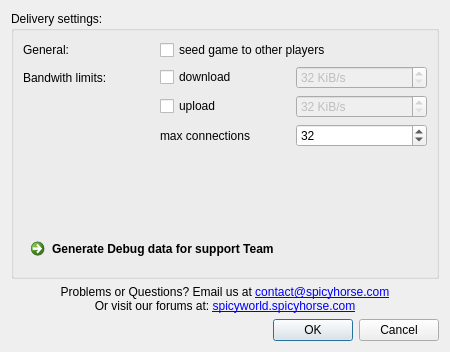
First picture: the form in settingsdialog.ui, repository SpicyHorse/launcher, before the edit.
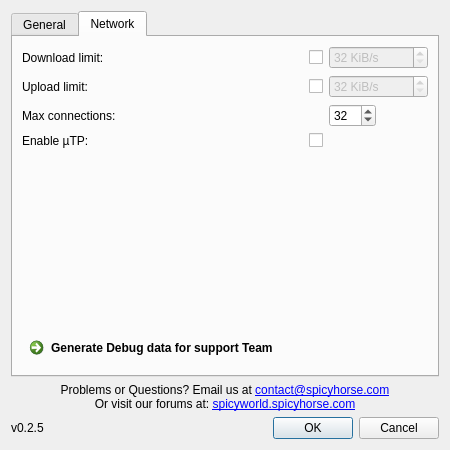
Second picture: the form after the edit. The open tabs and pages were chosen to show the change. Icons and pictures are not drawn.

Commit message: cleanup, new settings and settings dialog, ability to move game data, proper bt session shutdown, per game settings

What changed in the file:
```diff
--- a/settingsdialog.ui
+++ b/settingsdialog.ui
@@ -10,7 +10,7 @@
     <x>0</x>
     <y>0</y>
     <width>450</width>
-    <height>352</height>
+    <height>450</height>
    </rect>
   </property>
   <property name="sizePolicy">
@@ -22,128 +22,18 @@
   <property name="windowTitle">
    <string>Launcher Settings</string>
   </property>
-  <layout class="QVBoxLayout" name="verticalLayout">
-   <item>
-    <widget class="QGroupBox" name="deliveryGroupBox">
-     <property name="title">
-      <string>Delivery settings:</string>
+  <layout class="QGridLayout" name="gridLayout_3">
+   <item row="2" column="1">
+    <widget class="QDialogButtonBox" name="buttonBox">
+     <property name="orientation">
+      <enum>Qt::Horizontal</enum>
      </property>
-     <layout class="QGridLayout" name="gridLayout_2">
-      <item row="1" column="1">
-       <widget class="QLabel" name="bandwithLabel">
-        <property name="text">
-         <string>Bandwith limits:</string>
-        </property>
-       </widget>
-      </item>
-      <item row="2" column="3">
-       <widget class="QSpinBox" name="uploadSpin">
-        <property name="enabled">
-         <bool>false</bool>
-        </property>
-        <property name="suffix">
-         <string> KiB/s</string>
-        </property>
-        <property name="minimum">
-         <number>32</number>
-        </property>
-        <property name="maximum">
-         <number>1000000</number>
-        </property>
-       </widget>
-      </item>
-      <item row="2" column="2">
-       <widget class="QCheckBox" name="uploadCheckBox">
-        <property name="text">
-         <string>upload</string>
-        </property>
-       </widget>
-      </item>
-      <item row="1" column="2">
-       <widget class="QCheckBox" name="downloadCheckBox">
-        <property name="text">
-         <string>download</string>
-        </property>
-       </widget>
-      </item>
-      <item row="1" column="3">
-       <widget class="QSpinBox" name="downloadSpin">
-        <property name="enabled">
-         <bool>false</bool>
-        </property>
-        <property name="suffix">
-         <string> KiB/s</string>
-        </property>
-        <property name="minimum">
-         <number>32</number>
-        </property>
-        <property name="maximum">
-         <number>1000000</number>
-        </property>
-       </widget>
-      </item>
-      <item row="5" column="2">
-       <spacer name="verticalSpacer">
-        <property name="orientation">
-         <enum>Qt::Vertical</enum>
-        </property>
-        <property name="sizeHint" stdset="0">
-         <size>
-          <width>20</width>
-          <height>40</height>
-         </size>
-        </property>
-       </spacer>
-      </item>
-      <item row="0" column="1">
-       <widget class="QLabel" name="generalLabel">
-        <property name="text">
-         <string>General:</string>
-        </property>
-       </widget>
-      </item>
-      <item row="0" column="2" colspan="2">
-       <widget class="QCheckBox" name="seedCheckBox">
-        <property name="text">
-         <string>seed game to other players</string>
-        </property>
-       </widget>
-      </item>
-      <item row="6" column="1" colspan="3">
-       <widget class="QCommandLinkButton" name="debugLinkButton">
-        <property name="text">
-         <string>Generate Debug data for support Team</string>
-        </property>
-        <property name="icon">
-         <iconset resource="assets.qrc">
-          <normaloff>:/images/attention.png</normaloff>:/images/attention.png</iconset>
-        </property>
-       </widget>
-      </item>
-      <item row="3" column="3">
-       <widget class="QSpinBox" name="connectionsSpin">
-        <property name="minimum">
-         <number>8</number>
-        </property>
-        <property name="maximum">
-         <number>256</number>
-        </property>
-        <property name="value">
-         <number>32</number>
-        </property>
-       </widget>
-      </item>
-      <item row="3" column="2">
-       <widget class="QLabel" name="bandwithLabel_2">
-        <property name="text">
-         <string>max connections</string>
-        </property>
-       </widget>
-      </item>
-     </layout>
+     <property name="standardButtons">
+      <set>QDialogButtonBox::Cancel|QDialogButtonBox::Ok</set>
+     </property>
     </widget>
    </item>
-   <item>
+   <item row="1" column="0" colspan="2">
     <widget class="QLabel" name="supportLabel">
      <property name="text">
       <string>&lt;html&gt;&lt;head/&gt;&lt;body&gt;&lt;p&gt;Problems or Questions? Email us at &lt;a href=&quot;mailto:contact@spicyhorse.com&quot;&gt;&lt;span style=&quot; text-decoration: underline; color:#0000ff;&quot;&gt;contact@spicyhorse.com&lt;/span&gt;&lt;/a&gt;&lt;br/&gt;Or visit our forums at: &lt;a href=&quot;http://spicyworld.spicyhorse.com&quot;&gt;&lt;span style=&quot; text-decoration: underline; color:#0000ff;&quot;&gt;spicyworld.spicyhorse.com&lt;/span&gt;&lt;/a&gt;&lt;/p&gt;&lt;/body&gt;&lt;/html&gt;</string>
@@ -156,14 +46,262 @@
      </property>
     </widget>
    </item>
-   <item>
-    <widget class="QDialogButtonBox" name="buttonBox">
-     <property name="orientation">
-      <enum>Qt::Horizontal</enum>
+   <item row="2" column="0">
+    <widget class="QLabel" name="dataPathLabel_2">
+     <property name="text">
+      <string>v0.2.5</string>
      </property>
-     <property name="standardButtons">
-      <set>QDialogButtonBox::Cancel|QDialogButtonBox::Ok</set>
+    </widget>
+   </item>
+   <item row="0" column="0" colspan="2">
+    <widget class="QTabWidget" name="tabWidget">
+     <property name="currentIndex">
+      <number>0</number>
      </property>
+     <widget class="QWidget" name="generalTab">
+      <attribute name="title">
+       <string>General</string>
+      </attribute>
+      <layout class="QGridLayout" name="gridLayout_2">
+       <item row="2" column="0">
+        <spacer name="generalVerticalSpacer">
+         <property name="orientation">
+          <enum>Qt::Vertical</enum>
+         </property>
+         <property name="sizeHint" stdset="0">
+          <size>
+           <width>20</width>
+           <height>40</height>
+          </size>
+         </property>
+        </spacer>
+       </item>
+       <item row="1" column="1">
+        <widget class="QLineEdit" name="dataPathEdit">
+         <property name="sizePolicy">
+          <sizepolicy hsizetype="Expanding" vsizetype="Fixed">
+           <horstretch>0</horstretch>
+           <verstretch>0</verstretch>
+          </sizepolicy>
+         </property>
+         <property name="readOnly">
+          <bool>true</bool>
+         </property>
+        </widget>
+       </item>
+       <item row="1" column="2">
+        <widget class="QToolButton" name="dataPathButton">
+         <property name="text">
+          <string>...</string>
+         </property>
+        </widget>
+       </item>
+       <item row="3" column="0" colspan="3">
+        <widget class="QLabel" name="label">
+         <property name="text">
+          <string>&lt;html&gt;&lt;head/&gt;&lt;body&gt;&lt;p&gt;&lt;span style=&quot; font-size:10pt; color:#ff0000;&quot;&gt;We respecting your OS guidlines, we are running with user privileges and not trying to put game into system folders. So if you want to make something like that, make sure that you know what are you doing.&lt;/span&gt;&lt;/p&gt;&lt;/body&gt;&lt;/html&gt;</string>
+         </property>
+         <property name="textFormat">
+          <enum>Qt::RichText</enum>
+         </property>
+         <property name="alignment">
+          <set>Qt::AlignCenter</set>
+         </property>
+         <property name="wordWrap">
+          <bool>true</bool>
+         </property>
+        </widget>
+       </item>
+       <item row="1" column="0">
+        <widget class="QLabel" name="dataPathLabel">
+         <property name="text">
+          <string>Game directory:</string>
+         </property>
+        </widget>
+       </item>
+       <item row="0" column="1">
+        <widget class="QCheckBox" name="seedCheckBox">
+         <property name="sizePolicy">
+          <sizepolicy hsizetype="Maximum" vsizetype="Fixed">
+           <horstretch>0</horstretch>
+           <verstretch>0</verstretch>
+          </sizepolicy>
+         </property>
+         <property name="text">
+          <string/>
+         </property>
+        </widget>
+       </item>
+       <item row="0" column="0">
+        <widget class="QLabel" name="seedLabel">
+         <property name="text">
+          <string>Seed game:</string>
+         </property>
+        </widget>
+       </item>
+      </layout>
+     </widget>
+     <widget class="QWidget" name="networkTab">
+      <attribute name="title">
+       <string>Network</string>
+      </attribute>
+      <layout class="QGridLayout" name="gridLayout">
+       <item row="5" column="0" colspan="3">
+        <widget class="QCommandLinkButton" name="debugLinkButton">
+         <property name="text">
+          <string>Generate Debug data for support Team</string>
+         </property>
+         <property name="icon">
+          <iconset resource="assets.qrc">
+           <normaloff>:/images/attention.png</normaloff>:/images/attention.png</iconset>
+         </property>
+        </widget>
+       </item>
+       <item row="3" column="0">
+        <widget class="QLabel" name="utpLabel">
+         <property name="text">
+          <string>Enable µTP:</string>
+         </property>
+        </widget>
+       </item>
+       <item row="0" column="2">
+        <widget class="QSpinBox" name="downloadSpin">
+         <property name="enabled">
+          <bool>false</bool>
+         </property>
+         <property name="sizePolicy">
+          <sizepolicy hsizetype="Maximum" vsizetype="Fixed">
+           <horstretch>0</horstretch>
+           <verstretch>0</verstretch>
+          </sizepolicy>
+         </property>
+         <property name="suffix">
+          <string> KiB/s</string>
+         </property>
+         <property name="minimum">
+          <number>32</number>
+         </property>
+         <property name="maximum">
+          <number>1000000</number>
+         </property>
+        </widget>
+       </item>
+       <item row="1" column="2">
+        <widget class="QSpinBox" name="uploadSpin">
+         <property name="enabled">
+          <bool>false</bool>
+         </property>
+         <property name="sizePolicy">
+          <sizepolicy hsizetype="Maximum" vsizetype="Fixed">
+           <horstretch>0</horstretch>
+           <verstretch>0</verstretch>
+          </sizepolicy>
+         </property>
+         <property name="suffix">
+          <string> KiB/s</string>
+         </property>
+         <property name="minimum">
+          <number>32</number>
+         </property>
+         <property name="maximum">
+          <number>1000000</number>
+         </property>
+        </widget>
+       </item>
+       <item row="2" column="0">
+        <widget class="QLabel" name="maxConnectionsLabel">
+         <property name="text">
+          <string>Max connections:</string>
+         </property>
+        </widget>
+       </item>
+       <item row="1" column="1">
+        <widget class="QCheckBox" name="uploadCheckBox">
+         <property name="sizePolicy">
+          <sizepolicy hsizetype="Maximum" vsizetype="Fixed">
+           <horstretch>0</horstretch>
+           <verstretch>0</verstretch>
+          </sizepolicy>
+         </property>
+         <property name="text">
+          <string/>
+         </property>
+        </widget>
+       </item>
+       <item row="1" column="0">
+        <widget class="QLabel" name="uploadLimitLabel">
+         <property name="text">
+          <string>Upload limit:</string>
+         </property>
+        </widget>
+       </item>
+       <item row="2" column="2">
+        <widget class="QSpinBox" name="connectionsSpin">
+         <property name="sizePolicy">
+          <sizepolicy hsizetype="Maximum" vsizetype="Fixed">
+           <horstretch>0</horstretch>
+           <verstretch>0</verstretch>
+          </sizepolicy>
+         </property>
+         <property name="minimum">
+          <number>8</number>
+         </property>
+         <property name="maximum">
+          <number>256</number>
+         </property>
+         <property name="value">
+          <number>32</number>
+         </property>
+        </widget>
+       </item>
+       <item row="0" column="1">
+        <widget class="QCheckBox" name="downloadCheckBox">
+         <property name="sizePolicy">
+          <sizepolicy hsizetype="Maximum" vsizetype="Fixed">
+           <horstretch>0</horstretch>
+           <verstretch>0</verstretch>
+          </sizepolicy>
+         </property>
+         <property name="text">
+          <string/>
+         </property>
+        </widget>
+       </item>
+       <item row="0" column="0">
+        <widget class="QLabel" name="downloadLimitLabel">
+         <property name="text">
+          <string>Download limit:</string>
+         </property>
+        </widget>
+       </item>
+       <item row="4" column="0">
+        <spacer name="verticalSpacer">
+         <property name="orientation">
+          <enum>Qt::Vertical</enum>
+         </property>
+         <property name="sizeHint" stdset="0">
+          <size>
+           <width>20</width>
+           <height>101</height>
+          </size>
+         </property>
+        </spacer>
+       </item>
+       <item row="3" column="1">
+        <widget class="QCheckBox" name="utpCheckBox">
+         <property name="sizePolicy">
+          <sizepolicy hsizetype="Maximum" vsizetype="Fixed">
+           <horstretch>0</horstretch>
+           <verstretch>0</verstretch>
+          </sizepolicy>
+         </property>
+         <property name="text">
+          <string/>
+         </property>
+        </widget>
+       </item>
+      </layout>
+     </widget>
     </widget>
    </item>
   </layout>
```
Left out of the diff: 46 changed lines with no effect on the pictures. The commit also changes 10 other files.
